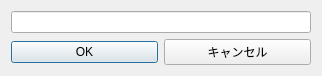
The window that main_dialog.ui (bordoray/qgis-plugin-mklink-maker) describes before a commit, drawn with Qt 5.
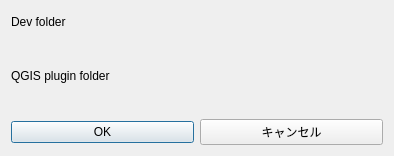
The same window after the commit. Custom widgets are drawn as their Qt base class.

What changed in the file:
```diff
--- a/main_dialog.ui
+++ b/main_dialog.ui
@@ -6,8 +6,8 @@
    <rect>
     <x>0</x>
     <y>0</y>
-    <width>318</width>
-    <height>68</height>
+    <width>394</width>
+    <height>156</height>
    </rect>
   </property>
   <property name="windowTitle">
@@ -15,12 +15,30 @@
   </property>
   <layout class="QVBoxLayout" name="verticalLayout">
    <item>
-    <widget class="QLineEdit" name="lineEdit">
-     <property name="minimumSize">
-      <size>
-       <width>300</width>
-       <height>0</height>
-      </size>
+    <widget class="QLabel" name="label">
+     <property name="text">
+      <string>Dev folder</string>
+     </property>
+    </widget>
+   </item>
+   <item>
+    <widget class="QgsFileWidget" name="qgs_dev_folder">
+     <property name="storageMode">
+      <enum>QgsFileWidget::GetDirectory</enum>
+     </property>
+    </widget>
+   </item>
+   <item>
+    <widget class="QLabel" name="label_2">
+     <property name="text">
+      <string>QGIS plugin folder</string>
+     </property>
+    </widget>
+   </item>
+   <item>
+    <widget class="QgsFileWidget" name="qgs_plugin_folder">
+     <property name="storageMode">
+      <enum>QgsFileWidget::GetDirectory</enum>
      </property>
     </widget>
    </item>
@@ -44,6 +62,13 @@
    </item>
   </layout>
  </widget>
+ <customwidgets>
+  <customwidget>
+   <class>QgsFileWidget</class>
+   <extends>QWidget</extends>
+   <header>qgsfilewidget.h</header>
+  </customwidget>
+ </customwidgets>
  <resources/>
  <connections/>
 </ui>
```
